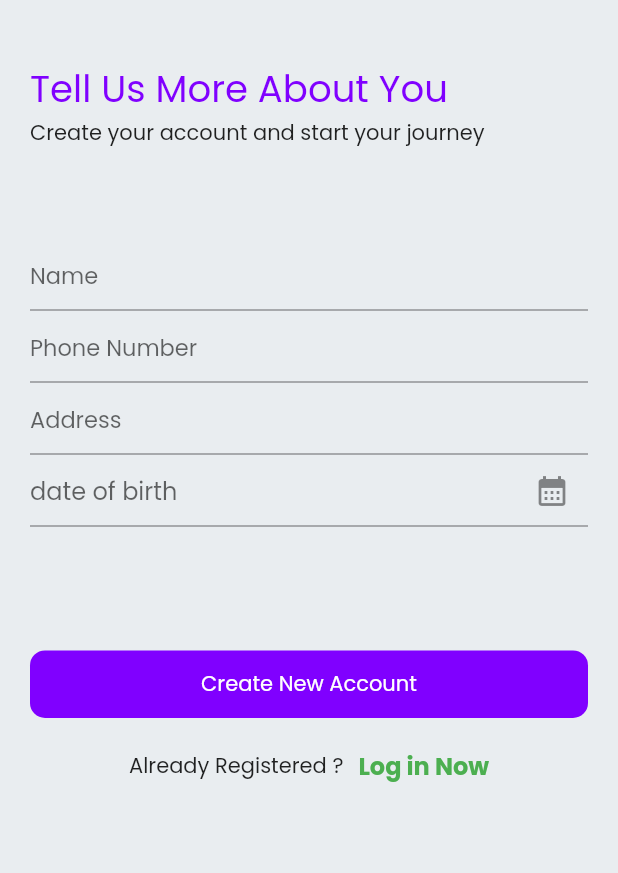
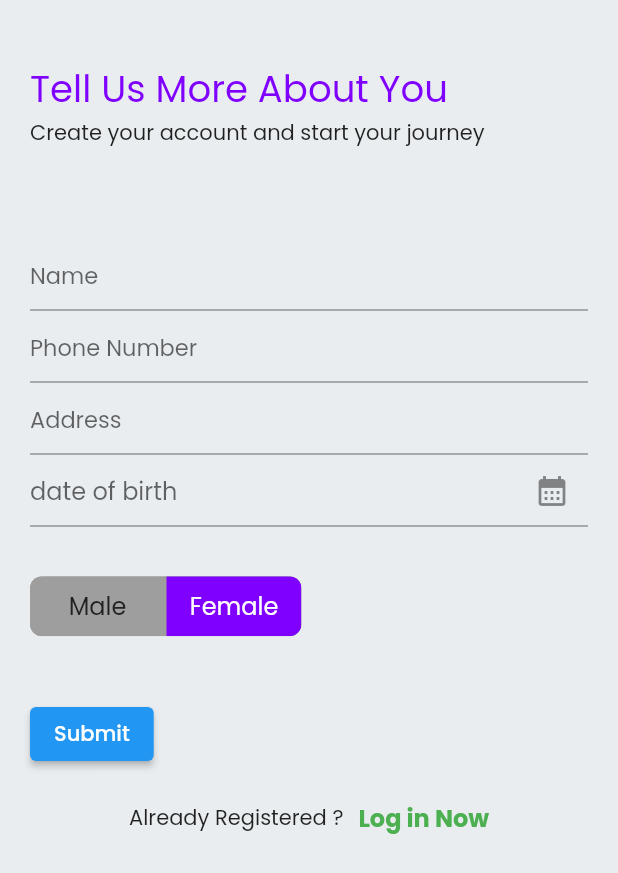
Before and after one commit to mahmudulri/my_ecom_firebase, a Flutter app: the UserForm screen opened by its route, on a phone screen of 412 x 824 dp. Shown: the top 873 px of the screen. Run offline on Flutter 3.47's test engine with Material 2 defaults, Android fonts, the phone set to English and light mode, and no system bars; drawn by our look-alikes of toggle_switch; our stand-ins replace cloud_firestore, dots_indicator, firebase_auth, firebase_core, fluttertoast, get and 3 more; accounts and stored records are empty.

Commit message:
user form

```diff
--- a/lib/main.dart
+++ b/lib/main.dart
@@ -4,11 +4,7 @@ import 'package:get/get.dart';
 import 'package:get_storage/get_storage.dart';
 import 'package:my_ecom_firebase/const/app_colors.dart';
 import 'package:my_ecom_firebase/ui/route/route.dart';
-import 'package:my_ecom_firebase/views/authpages/sign_up_screen.dart';
-import 'package:my_ecom_firebase/views/authpages/user_form.dart';
-import 'package:my_ecom_firebase/views/homepage.dart';
-import 'package:my_ecom_firebase/views/sign_in.dart';
-import 'package:my_ecom_firebase/views/sign_up.dart';
+
 import 'package:my_ecom_firebase/views/splash_screen.dart';
 import 'package:google_fonts/google_fonts.dart';
 
@@ -17,13 +13,45 @@ void main() async {
   await Firebase.initializeApp();
   await GetStorage.init();
 
-  runApp(const MyApp());
+  runApp(App());
+}
+
+class App extends StatelessWidget {
+  final Future<FirebaseApp> _initialization = Firebase.initializeApp(
+    name: "My Ecommers",
+    options: FirebaseOptions(
+      apiKey: "AIzaSyCHMO6F_JBPzbNM-JzSGaUTcjb11uUYjPQ",
+      appId: "1:6275220746:android:739dcd0f1120051d2426f3",
+      messagingSenderId: "6275220746",
+      projectId: "forex-update-699e7",
+    ),
+  );
+
+  // This widget is the root of your application.
+  @override
+  Widget build(BuildContext context) {
+    return FutureBuilder(
+      future: _initialization,
+      builder: (context, snapshot) {
+        if (snapshot.hasError) {
+          return Center(
+            child: CircularProgressIndicator(),
+          );
+        }
+        if (snapshot.connectionState == ConnectionState.done) {
+          return MyApp();
+        }
+        return Center(
+          child: CircularProgressIndicator(),
+        );
+      },
+    );
+  }
 }
 
 class MyApp extends StatelessWidget {
   const MyApp({super.key});
 
-  // This widget is the root of your application.
   @override
   Widget build(BuildContext context) {
     return GetMaterialApp(
@@ -36,8 +64,8 @@ class MyApp extends StatelessWidget {
           ),
           scaffoldBackgroundColor: AppColors.scaffoldColor,
         ),
-        initialRoute: userForm,
+        initialRoute: splash,
         getPages: getPages,
-        home: UserForm());
+        home: SplashScreen());
   }
 }
--- a/lib/ui/route/route.dart
+++ b/lib/ui/route/route.dart
@@ -2,7 +2,9 @@ import 'package:get/get.dart';
 import 'package:my_ecom_firebase/views/authpages/sign_in_screen.dart';
 import 'package:my_ecom_firebase/views/authpages/sign_up_screen.dart';
 import 'package:my_ecom_firebase/views/authpages/user_form.dart';
+import 'package:my_ecom_firebase/views/botttom_nav_controller/bottom_nav_controller.dart';
 import 'package:my_ecom_firebase/views/onboarding_screen.dart';
+import 'package:my_ecom_firebase/views/privacy_policy.dart';
 
 import 'package:my_ecom_firebase/views/splash_screen.dart';
 
@@ -11,6 +13,8 @@ const String onboarding = '/onboarding-screesdfsfdn';
 const String signupscreen = '/signup-screen';
 const String signInScreen = '/signin-screen';
 const String userForm = '/user-form';
+const String privacyPolicy = '/privacy-policy';
+const String bottomNavController = '/bottom-nav-controller';
 
 List<GetPage> getPages = [
   GetPage(
@@ -33,4 +37,12 @@ List<GetPage> getPages = [
     name: userForm,
     page: () => UserForm(),
   ),
+  GetPage(
+    name: privacyPolicy,
+    page: () => PrivacyPolicy(),
+  ),
+  GetPage(
+    name: bottomNavController,
+    page: () => BottomNavController(),
+  ),
 ];
--- a/lib/views/authpages/sign_up_screen.dart
+++ b/lib/views/authpages/sign_up_screen.dart
@@ -60,7 +60,7 @@ class SignUpScreen extends StatelessWidget {
               SizedBox(
                 height: screenHeight * 0.100,
               ),
-              VioletButton("Create New Account"),
+              VioletButton("Continuee", () => Get.toNamed(userForm), false.obs),
               SizedBox(
                 height: 20,
               ),
--- a/lib/views/authpages/user_form.dart
+++ b/lib/views/authpages/user_form.dart
@@ -1,10 +1,12 @@
 import 'package:flutter/material.dart';
-import 'package:flutter/src/widgets/container.dart';
-import 'package:flutter/src/widgets/framework.dart';
+
 import 'package:get/get.dart';
+import 'package:my_ecom_firebase/business_logic/form.dart';
+import 'package:my_ecom_firebase/const/app_colors.dart';
 import 'package:my_ecom_firebase/ui/route/route.dart';
 import 'package:my_ecom_firebase/ui/styles/styles.dart';
 import 'package:my_ecom_firebase/ui/widgets/violetButton.dart';
+import 'package:toggle_switch/toggle_switch.dart';
 
 class UserForm extends StatelessWidget {
   TextEditingController _nameController = TextEditingController();
@@ -12,6 +14,9 @@ class UserForm extends StatelessWidget {
   TextEditingController _addressController = TextEditingController();
 
   Rx<TextEditingController> _dobController = TextEditingController().obs;
+
+  String? dob;
+  String gender = "Male";
   Rx<DateTime> selectedDate = DateTime.now().obs;
 
   _selectDate(BuildContext context) async {
@@ -24,6 +29,7 @@ class UserForm extends StatelessWidget {
     if (selected != null && selected != selectedDate) {
       _dobController.value.text =
           "${selected.day} - ${selected.month}-${selected.year}";
+      _dobController.value.text = dob!;
     }
   }
 
@@ -60,7 +66,8 @@ class UserForm extends StatelessWidget {
               mytextfield(
                   _phoneController, TextInputType.number, "Phone Number"),
               mytextfield(_addressController, TextInputType.text, "Address"),
-              Obx(() => TextFormField(
+              Obx(
+                () => TextFormField(
                   controller: _dobController.value,
                   readOnly: true,
                   decoration: InputDecoration(
@@ -70,11 +77,51 @@ class UserForm extends StatelessWidget {
                           icon: Icon(
                             Icons.calendar_month,
                           ))),
-                  )),
+                ),
+              ),
               SizedBox(
-                height: screenHeight * 0.100,
+                height: screenHeight * 0.040,
               ),
-              VioletButton("Create New Account"),
+              // Here, default theme colors are used for activeBgColor, activeFgColor, inactiveBgColor and inactiveFgColor
+              ToggleSwitch(
+                minWidth: 90.0,
+                fontSize: 16.0,
+                initialLabelIndex: 1,
+                activeBgColor: [AppColors.violetColor],
+                activeFgColor: Colors.white,
+                inactiveBgColor: Colors.grey,
+                inactiveFgColor: Colors.grey[900],
+                totalSwitches: 2,
+                labels: [
+                  'Male',
+                  'Female',
+                ],
+                onToggle: (index) {
+                  if (index == 0) {
+                    gender = "Male";
+                  } else {
+                    gender = "Female";
+                  }
+
+                  print('switched to: $index');
+                },
+              ),
+              SizedBox(
+                height: screenHeight * 0.050,
+              ),
+
+              ElevatedButton(
+                  onPressed: () {
+                    UsersInfo().sendFormDataToDB(
+                        _nameController.text,
+                        int.parse(_phoneController.text),
+                        _addressController.text,
+                        dob!,
+                        gender,
+                        false.obs);
+                  },
+                  child: Text("Submit")),
+
               SizedBox(
                 height: 20,
               ),
--- a/pubspec.yaml
+++ b/pubspec.yaml
@@ -41,9 +41,12 @@ dependencies:
   firebase_auth: ^4.0.2
   get: ^4.6.5
   fluttertoast: ^8.1.1
+  cloud_firestore:
   get_storage: ^2.0.3
   lottie: ^1.4.3
   dots_indicator: ^2.1.0
+  toggle_switch: ^2.0.1
+
 
 dev_dependencies:
   flutter_test:
```
Also changed, not shown: lib/business_logic/auth.dart (added, +60 -0 lines), lib/business_logic/form.dart (added, +33 -0 lines), lib/ui/widgets/violetButton.dart (+7 -3 lines), lib/views/botttom_nav_controller/bottom_nav_controller.dart (added, +15 -0 lines), lib/views/privacy_policy.dart (added, +30 -0 lines), pubspec.lock, 1 other file. Lines whose indentation alone changed are shown as unchanged.
